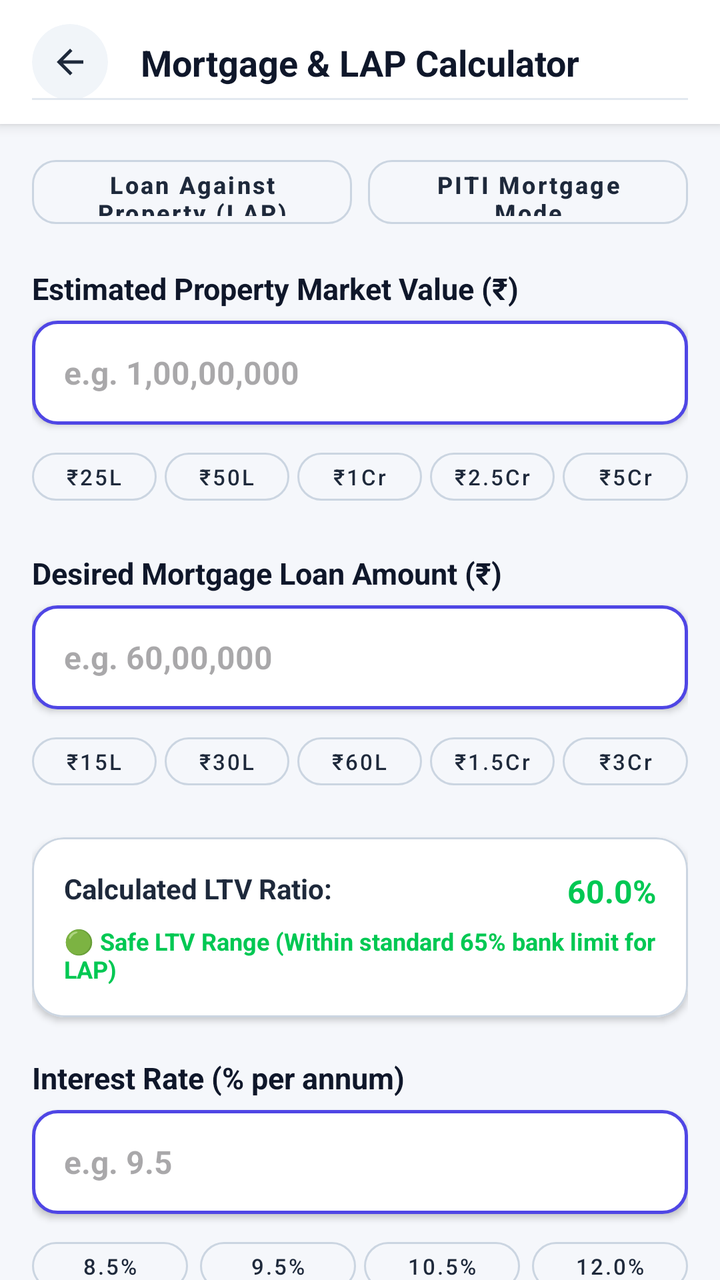
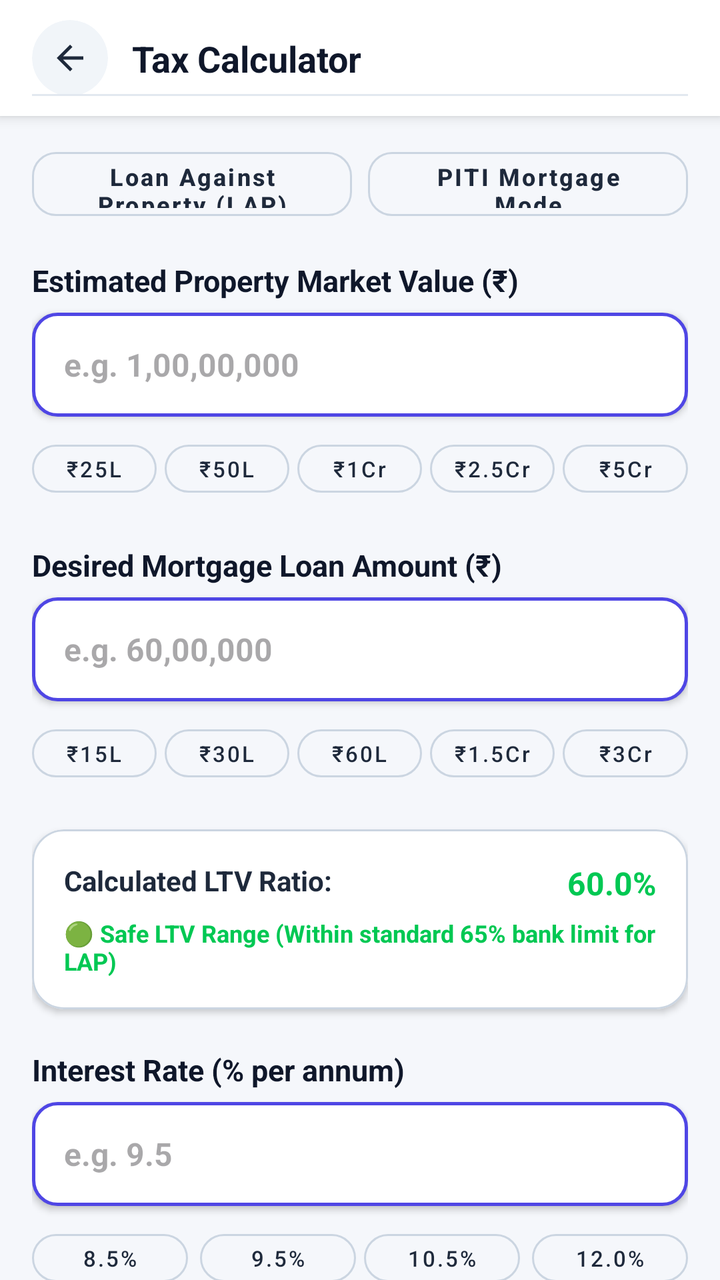

Compare the two renders of this Android layout. The source of the first and the diff that turns it into the second are given below.
<!-- AndroidManifest.xml: application theme Theme.Calculatoremi -->
<!-- res/layout/activity_mortgage_loan.xml -->
<?xml version="1.0" encoding="utf-8"?>
<LinearLayout
    xmlns:android="http://schemas.android.com/apk/res/android"
    xmlns:app="http://schemas.android.com/apk/res-auto"
    android:layout_width="match_parent"
    android:layout_height="match_parent"
    android:background="#F5F7FB"
    android:orientation="vertical">

    
    <androidx.constraintlayout.widget.ConstraintLayout
        android:id="@+id/calculatorHeader"
        android:layout_width="match_parent"
        android:layout_height="wrap_content"
        android:minHeight="55dp"
        android:background="@android:color/white"
        android:elevation="4dp"
        android:paddingStart="16dp"
        android:paddingTop="12dp"
        android:paddingEnd="16dp"
        android:paddingBottom="12dp">

        <com.google.android.material.card.MaterialCardView
            android:id="@+id/btnBackContainer"
            android:layout_width="38dp"
            android:layout_height="38dp"
            app:cardBackgroundColor="#F1F5F9"
            app:cardCornerRadius="19dp"
            app:cardElevation="0dp"
            app:strokeWidth="0dp"
            app:layout_constraintBottom_toBottomOf="parent"
            app:layout_constraintStart_toStartOf="parent"
            app:layout_constraintTop_toTopOf="parent">

            <ImageView
                android:id="@+id/btnBack"
                android:layout_width="20dp"
                android:layout_height="20dp"
                android:layout_gravity="center"
                android:src="@drawable/ic_arrow_back"
                app:tint="#1E293B" />
        </com.google.android.material.card.MaterialCardView>

        <TextView
            android:id="@+id/txtTitle"
            android:layout_width="wrap_content"
            android:layout_height="wrap_content"
            android:text="Mortgage &amp; LAP Calculator"
            android:textColor="#0F172A"
            android:textSize="18sp"
            android:textStyle="bold"
            app:layout_constraintBottom_toBottomOf="parent"
            app:layout_constraintEnd_toEndOf="parent"
            app:layout_constraintStart_toStartOf="parent"
            app:layout_constraintTop_toTopOf="parent" />

        <View
            android:layout_width="match_parent"
            android:layout_height="1dp"
            android:background="#E2E8F0"
            app:layout_constraintBottom_toBottomOf="parent" />
    </androidx.constraintlayout.widget.ConstraintLayout>

    <androidx.core.widget.NestedScrollView
        android:id="@+id/scrollViewMortgageLoan"
        android:layout_width="match_parent"
        android:layout_height="0dp"
        android:layout_weight="1"
        android:clipToPadding="false"
        android:fillViewport="true"
        android:paddingBottom="36dp">

        <LinearLayout
            android:layout_width="match_parent"
            android:layout_height="wrap_content"
            android:orientation="vertical"
            android:paddingHorizontal="@dimen/screen_padding"
            android:paddingTop="12dp">

            
            <LinearLayout
                android:layout_width="match_parent"
                android:layout_height="wrap_content"
                android:layout_marginBottom="16dp"
                android:orientation="horizontal"
                android:weightSum="2">

                <com.google.android.material.button.MaterialButton
                    android:id="@+id/btnModeLap"
                    style="@style/Widget.MaterialComponents.Button.OutlinedButton"
                    android:layout_width="0dp"
                    android:layout_height="44dp"
                    android:layout_weight="1"
                    android:layout_marginEnd="4dp"
                    android:text="Loan Against Property (LAP)"
                    android:textAllCaps="false"
                    android:textColor="#1E293B"
                    android:textSize="12sp"
                    android:textStyle="bold"
                    app:strokeColor="#CBD5E1"
                    app:cornerRadius="12dp" />

                <com.google.android.material.button.MaterialButton
                    android:id="@+id/btnModePiti"
                    style="@style/Widget.MaterialComponents.Button.OutlinedButton"
                    android:layout_width="0dp"
                    android:layout_height="44dp"
                    android:layout_weight="1"
                    android:layout_marginStart="4dp"
                    android:text="PITI Mortgage Mode"
                    android:textAllCaps="false"
                    android:textColor="#1E293B"
                    android:textSize="12sp"
                    android:textStyle="bold"
                    app:strokeColor="#CBD5E1"
                    app:cornerRadius="12dp" />

            </LinearLayout>

            
            <TextView
                android:layout_width="wrap_content"
                android:layout_height="wrap_content"
                android:layout_marginBottom="6dp"
                android:text="Estimated Property Market Value (₹)"
                android:textColor="#0F172A"
                android:textSize="15sp"
                android:textStyle="bold" />

            <EditText
                android:id="@+id/etPropertyValue"
                android:layout_width="match_parent"
                android:layout_height="52dp"
                android:background="@drawable/numeric_input_border"
                android:elevation="2dp"
                android:hint="e.g. 1,00,00,000"
                android:inputType="numberDecimal"
                android:paddingHorizontal="16dp"
                android:textColor="#0F172A"
                android:textSize="16sp"
                android:textStyle="bold" />

            
            <LinearLayout
                android:layout_width="match_parent"
                android:layout_height="wrap_content"
                android:layout_marginTop="8dp"
                android:layout_marginBottom="20dp"
                android:orientation="horizontal"
                android:weightSum="5">

                <com.google.android.material.button.MaterialButton
                    android:id="@+id/chipProp25L"
                    style="@style/Widget.MaterialComponents.Button.OutlinedButton"
                    android:layout_width="0dp"
                    android:layout_height="36dp"
                    android:layout_weight="1"
                    android:layout_marginEnd="2dp"
                    android:padding="0dp"
                    android:text="₹25L"
                    android:textAllCaps="false"
                    android:textColor="#1E293B"
                    android:textSize="11sp"
                    app:strokeColor="#CBD5E1"
                    app:cornerRadius="18dp" />

                <com.google.android.material.button.MaterialButton
                    android:id="@+id/chipProp50L"
                    style="@style/Widget.MaterialComponents.Button.OutlinedButton"
                    android:layout_width="0dp"
                    android:layout_height="36dp"
                    android:layout_weight="1"
                    android:layout_marginHorizontal="2dp"
                    android:padding="0dp"
                    android:text="₹50L"
                    android:textAllCaps="false"
                    android:textColor="#1E293B"
                    android:textSize="11sp"
                    app:strokeColor="#CBD5E1"
                    app:cornerRadius="18dp" />

                <com.google.android.material.button.MaterialButton
                    android:id="@+id/chipProp1Cr"
                    style="@style/Widget.MaterialComponents.Button.OutlinedButton"
                    android:layout_width="0dp"
                    android:layout_height="36dp"
                    android:layout_weight="1"
                    android:layout_marginHorizontal="2dp"
                    android:padding="0dp"
                    android:text="₹1Cr"
                    android:textAllCaps="false"
                    android:textColor="#1E293B"
                    android:textSize="11sp"
                    app:strokeColor="#CBD5E1"
                    app:cornerRadius="18dp" />

                <com.google.android.material.button.MaterialButton
                    android:id="@+id/chipProp2_5Cr"
                    style="@style/Widget.MaterialComponents.Button.OutlinedButton"
                    android:layout_width="0dp"
                    android:layout_height="36dp"
                    android:layout_weight="1"
                    android:layout_marginHorizontal="2dp"
                    android:padding="0dp"
                    android:text="₹2.5Cr"
                    android:textAllCaps="false"
                    android:textColor="#1E293B"
                    android:textSize="11sp"
                    app:strokeColor="#CBD5E1"
                    app:cornerRadius="18dp" />

                <com.google.android.material.button.MaterialButton
                    android:id="@+id/chipProp5Cr"
                    style="@style/Widget.MaterialComponents.Button.OutlinedButton"
                    android:layout_width="0dp"
                    android:layout_height="36dp"
                    android:layout_weight="1"
                    android:layout_marginStart="2dp"
                    android:padding="0dp"
                    android:text="₹5Cr"
                    android:textAllCaps="false"
                    android:textColor="#1E293B"
                    android:textSize="11sp"
                    app:strokeColor="#CBD5E1"
                    app:cornerRadius="18dp" />

            </LinearLayout>

            
            <TextView
                android:layout_width="wrap_content"
                android:layout_height="wrap_content"
                android:layout_marginBottom="6dp"
                android:text="Desired Mortgage Loan Amount (₹)"
                android:textColor="#0F172A"
                android:textSize="15sp"
                android:textStyle="bold" />

            <EditText
                android:id="@+id/editTextNumber"
                android:layout_width="match_parent"
                android:layout_height="52dp"
                android:background="@drawable/numeric_input_border"
                android:elevation="2dp"
                android:hint="e.g. 60,00,000"
                android:inputType="numberDecimal"
                android:paddingHorizontal="16dp"
                android:textColor="#0F172A"
                android:textSize="16sp"
                android:textStyle="bold" />

            
            <LinearLayout
                android:layout_width="match_parent"
                android:layout_height="wrap_content"
                android:layout_marginTop="8dp"
                android:layout_marginBottom="20dp"
                android:orientation="horizontal"
                android:weightSum="5">

                <com.google.android.material.button.MaterialButton
                    android:id="@+id/chipLoan15L"
                    style="@style/Widget.MaterialComponents.Button.OutlinedButton"
                    android:layout_width="0dp"
                    android:layout_height="36dp"
                    android:layout_weight="1"
                    android:layout_marginEnd="2dp"
                    android:padding="0dp"
                    android:text="₹15L"
                    android:textAllCaps="false"
                    android:textColor="#1E293B"
                    android:textSize="11sp"
                    app:strokeColor="#CBD5E1"
                    app:cornerRadius="18dp" />

                <com.google.android.material.button.MaterialButton
                    android:id="@+id/chipLoan30L"
                    style="@style/Widget.MaterialComponents.Button.OutlinedButton"
                    android:layout_width="0dp"
                    android:layout_height="36dp"
                    android:layout_weight="1"
                    android:layout_marginHorizontal="2dp"
                    android:padding="0dp"
                    android:text="₹30L"
                    android:textAllCaps="false"
                    android:textColor="#1E293B"
                    android:textSize="11sp"
                    app:strokeColor="#CBD5E1"
                    app:cornerRadius="18dp" />

                <com.google.android.material.button.MaterialButton
                    android:id="@+id/chipLoan60L"
                    style="@style/Widget.MaterialComponents.Button.OutlinedButton"
                    android:layout_width="0dp"
                    android:layout_height="36dp"
                    android:layout_weight="1"
                    android:layout_marginHorizontal="2dp"
                    android:padding="0dp"
                    android:text="₹60L"
                    android:textAllCaps="false"
                    android:textColor="#1E293B"
                    android:textSize="11sp"
                    app:strokeColor="#CBD5E1"
                    app:cornerRadius="18dp" />

                <com.google.android.material.button.MaterialButton
                    android:id="@+id/chipLoan1_5Cr"
                    style="@style/Widget.MaterialComponents.Button.OutlinedButton"
                    android:layout_width="0dp"
                    android:layout_height="36dp"
                    android:layout_weight="1"
                    android:layout_marginHorizontal="2dp"
                    android:padding="0dp"
                    android:text="₹1.5Cr"
                    android:textAllCaps="false"
                    android:textColor="#1E293B"
                    android:textSize="11sp"
                    app:strokeColor="#CBD5E1"
                    app:cornerRadius="18dp" />

                <com.google.android.material.button.MaterialButton
                    android:id="@+id/chipLoan3Cr"
                    style="@style/Widget.MaterialComponents.Button.OutlinedButton"
                    android:layout_width="0dp"
                    android:layout_height="36dp"
                    android:layout_weight="1"
                    android:layout_marginStart="2dp"
                    android:padding="0dp"
                    android:text="₹3Cr"
                    android:textAllCaps="false"
                    android:textColor="#1E293B"
                    android:textSize="11sp"
                    app:strokeColor="#CBD5E1"
                    app:cornerRadius="18dp" />

            </LinearLayout>

            
            <com.google.android.material.card.MaterialCardView
                android:layout_width="match_parent"
                android:layout_height="wrap_content"
                android:layout_marginBottom="20dp"
                app:cardBackgroundColor="#FFFFFF"
                app:cardCornerRadius="16dp"
                app:cardElevation="2dp"
                app:strokeColor="#CBD5E1"
                app:strokeWidth="1dp">

                <LinearLayout
                    android:layout_width="match_parent"
                    android:layout_height="wrap_content"
                    android:orientation="vertical"
                    android:padding="16dp">

                    <RelativeLayout
                        android:layout_width="match_parent"
                        android:layout_height="wrap_content">

                        <TextView
                            android:layout_width="wrap_content"
                            android:layout_height="wrap_content"
                            android:text="Calculated LTV Ratio:"
                            android:textColor="#1E293B"
                            android:textSize="14sp"
                            android:textStyle="bold" />

                        <TextView
                            android:id="@+id/txtLtvRatioDisplay"
                            android:layout_width="wrap_content"
                            android:layout_height="wrap_content"
                            android:layout_alignParentEnd="true"
                            android:text="60.0%"
                            android:textColor="#00C853"
                            android:textSize="16sp"
                            android:textStyle="bold" />
                    </RelativeLayout>

                    <TextView
                        android:id="@+id/txtLtvStatusNotice"
                        android:layout_width="match_parent"
                        android:layout_height="wrap_content"
                        android:layout_marginTop="6dp"
                        android:text="🟢 Safe LTV Range (Within standard 65% bank limit for LAP)"
                        android:textColor="#00C853"
                        android:textSize="12sp"
                        android:textStyle="bold" />

                </LinearLayout>
            </com.google.android.material.card.MaterialCardView>

            
            <LinearLayout
                android:id="@+id/containerPitiInputs"
                android:layout_width="match_parent"
                android:layout_height="wrap_content"
                android:orientation="vertical"
                android:visibility="gone">

                <TextView
                    android:layout_width="wrap_content"
                    android:layout_height="wrap_content"
                    android:layout_marginBottom="6dp"
                    android:text="Annual Property Tax (₹ / Year)"
                    android:textColor="#0F172A"
                    android:textSize="15sp"
                    android:textStyle="bold" />

                <EditText
                    android:id="@+id/etAnnualTax"
                    android:layout_width="match_parent"
                    android:layout_height="52dp"
                    android:layout_marginBottom="16dp"
                    android:background="@drawable/numeric_input_border"
                    android:elevation="2dp"
                    android:hint="e.g. 24,000"
                    android:inputType="numberDecimal"
                    android:paddingHorizontal="16dp"
                    android:textColor="#0F172A"
                    android:textSize="16sp"
                    android:textStyle="bold" />

                <TextView
                    android:layout_width="wrap_content"
                    android:layout_height="wrap_content"
                    android:layout_marginBottom="6dp"
                    android:text="Annual Homeowner Insurance (₹ / Year)"
                    android:textColor="#0F172A"
                    android:textSize="15sp"
                    android:textStyle="bold" />

                <EditText
                    android:id="@+id/etAnnualInsurance"
                    android:layout_width="match_parent"
                    android:layout_height="52dp"
                    android:layout_marginBottom="20dp"
                    android:background="@drawable/numeric_input_border"
                    android:elevation="2dp"
                    android:hint="e.g. 12,000"
                    android:inputType="numberDecimal"
                    android:paddingHorizontal="16dp"
                    android:textColor="#0F172A"
                    android:textSize="16sp"
                    android:textStyle="bold" />

            </LinearLayout>

            
            <TextView
                android:layout_width="wrap_content"
                android:layout_height="wrap_content"
                android:layout_marginBottom="6dp"
                android:text="Interest Rate (% per annum)"
                android:textColor="#0F172A"
                android:textSize="15sp"
                android:textStyle="bold" />

            <EditText
                android:id="@+id/editTextNumber2"
                android:layout_width="match_parent"
                android:layout_height="52dp"
                android:background="@drawable/numeric_input_border"
                android:elevation="2dp"
                android:hint="e.g. 9.5"
                android:inputType="numberDecimal"
                android:paddingHorizontal="16dp"
                android:textColor="#0F172A"
                android:textSize="16sp"
                android:textStyle="bold" />

            
            <LinearLayout
                android:layout_width="match_parent"
                android:layout_height="wrap_content"
                android:layout_marginTop="8dp"
                android:layout_marginBottom="20dp"
                android:orientation="horizontal"
                android:weightSum="4">

                <com.google.android.material.button.MaterialButton
                    android:id="@+id/chipRate8_5"
                    style="@style/Widget.MaterialComponents.Button.OutlinedButton"
                    android:layout_width="0dp"
                    android:layout_height="36dp"
                    android:layout_weight="1"
                    android:layout_marginEnd="4dp"
                    android:padding="0dp"
                    android:text="8.5%"
                    android:textAllCaps="false"
                    android:textColor="#1E293B"
                    android:textSize="11sp"
                    app:strokeColor="#CBD5E1"
                    app:cornerRadius="18dp" />

                <com.google.android.material.button.MaterialButton
                    android:id="@+id/chipRate9_5"
                    style="@style/Widget.MaterialComponents.Button.OutlinedButton"
                    android:layout_width="0dp"
                    android:layout_height="36dp"
                    android:layout_weight="1"
                    android:layout_marginHorizontal="2dp"
                    android:padding="0dp"
                    android:text="9.5%"
                    android:textAllCaps="false"
                    android:textColor="#1E293B"
                    android:textSize="11sp"
                    app:strokeColor="#CBD5E1"
                    app:cornerRadius="18dp" />

                <com.google.android.material.button.MaterialButton
                    android:id="@+id/chipRate10_5"
                    style="@style/Widget.MaterialComponents.Button.OutlinedButton"
                    android:layout_width="0dp"
                    android:layout_height="36dp"
                    android:layout_weight="1"
                    android:layout_marginHorizontal="2dp"
                    android:padding="0dp"
                    android:text="10.5%"
                    android:textAllCaps="false"
                    android:textColor="#1E293B"
                    android:textSize="11sp"
                    app:strokeColor="#CBD5E1"
                    app:cornerRadius="18dp" />

                <com.google.android.material.button.MaterialButton
                    android:id="@+id/chipRate12_0"
                    style="@style/Widget.MaterialComponents.Button.OutlinedButton"
                    android:layout_width="0dp"
                    android:layout_height="36dp"
                    android:layout_weight="1"
                    android:layout_marginStart="4dp"
                    android:padding="0dp"
                    android:text="12.0%"
                    android:textAllCaps="false"
                    android:textColor="#1E293B"
                    android:textSize="11sp"
                    app:strokeColor="#CBD5E1"
                    app:cornerRadius="18dp" />

            </LinearLayout>

            
            <RelativeLayout
                android:layout_width="match_parent"
                android:layout_height="wrap_content"
                android:layout_marginBottom="6dp">

                <TextView
                    android:id="@+id/txtLoanTermLabel"
                    android:layout_width="wrap_content"
                    android:layout_height="wrap_content"
                    android:layout_alignParentStart="true"
                    android:text="Loan Duration (5 to 30 Yrs)"
                    android:textColor="#0F172A"
                    android:textSize="15sp"
                    android:textStyle="bold" />
            </RelativeLayout>

            <com.example.calculatoremi.views.LoanTenureSelectorView
                android:id="@+id/loanTenureSelector"
                android:layout_width="match_parent"
                android:layout_height="wrap_content"
                android:layout_marginBottom="24dp" />

            
            <TextView
                android:layout_width="wrap_content"
                android:layout_height="wrap_content"
                android:layout_marginBottom="6dp"
                android:text="Mortgage Disbursal Date"
                android:textColor="#0F172A"
                android:textSize="15sp"
                android:textStyle="bold" />

            <androidx.constraintlayout.widget.ConstraintLayout
                android:id="@+id/startDateContainer"
                android:layout_width="match_parent"
                android:layout_height="52dp"
                android:layout_marginBottom="24dp"
                android:background="@drawable/numeric_input_border"
                android:clickable="true"
                android:focusable="true"
                android:paddingHorizontal="16dp">

                <TextView
                    android:id="@+id/txtSelectedDate"
                    android:layout_width="wrap_content"
                    android:layout_height="wrap_content"
                    android:text="24 Jul, 2026"
                    android:textColor="#0F172A"
                    android:textSize="15sp"
                    android:textStyle="bold"
                    app:layout_constraintBottom_toBottomOf="parent"
                    app:layout_constraintStart_toStartOf="parent"
                    app:layout_constraintTop_toTopOf="parent" />

                <ImageView
                    android:id="@+id/imgCalendar"
                    android:layout_width="22dp"
                    android:layout_height="22dp"
                    android:src="@drawable/ic_calendar"
                    app:layout_constraintBottom_toBottomOf="parent"
                    app:layout_constraintEnd_toEndOf="parent"
                    app:layout_constraintTop_toTopOf="parent"
                    app:tint="#1A56E4" />

            </androidx.constraintlayout.widget.ConstraintLayout>

            
            <com.google.android.material.button.MaterialButton
                android:id="@+id/btnCalculate"
                android:layout_width="match_parent"
                android:layout_height="54dp"
                android:text="Calculate Mortgage EMI &amp; PITI"
                android:textAllCaps="false"
                android:textSize="16sp"
                android:textStyle="bold"
                app:backgroundTint="#1A56E4"
                app:cornerRadius="16dp" />

            <com.google.android.material.button.MaterialButton
                android:id="@+id/btnReset"
                style="@style/Widget.MaterialComponents.Button.OutlinedButton"
                android:layout_width="match_parent"
                android:layout_height="50dp"
                android:layout_marginTop="10dp"
                android:text="Reset Fields"
                android:textAllCaps="false"
                android:textColor="#1A56E4"
                android:textSize="15sp"
                android:textStyle="bold"
                app:cornerRadius="16dp"
                app:strokeColor="#1A56E4" />

        </LinearLayout>
    </androidx.core.widget.NestedScrollView>

</LinearLayout>
<!-- resources referenced by this layout -->
<resources>
  <dimen name="screen_padding">16dp</dimen>
  <!-- drawable ic_arrow_back (drawable) -->
  <vector xmlns:android="http://schemas.android.com/apk/res/android"
      android:width="24dp"
      android:height="24dp"
      android:viewportWidth="960"
      android:viewportHeight="960">
    <path
        android:pathData="m313,520 l224,224 -57,56 -320,-320 320,-320 57,56 -224,224h487v80L313,520Z"
        android:fillColor="#e3e3e3"/>
  </vector>
  <!-- drawable ic_calendar (drawable) -->
  <vector xmlns:android="http://schemas.android.com/apk/res/android"
      android:width="24dp"
      android:height="24dp"
      android:viewportWidth="24"
      android:viewportHeight="24">
    <path
        android:fillColor="#FF000000"
        android:pathData="M19,4h-1V2h-2v2H8V2H6v2H5C3.89,4 3.01,4.9 3.01,6L3,20c0,1.1 0.89,2 2,2h14c1.1,0 2,-0.9 2,-2V6C21,4.9 20.1,4 19,4zM19,20H5V10h14V20zM9,14H7v-2h2V14zM13,14h-2v-2h2V14zM17,14h-2v-2h2V14zM9,18H7v-2h2V18zM13,18h-2v-2h2V18zM17,18h-2v-2h2V18z"/>
  </vector>
  <!-- drawable numeric_input_border (drawable) -->
  <?xml version="1.0" encoding="utf-8"?>
  <shape xmlns:android="http://schemas.android.com/apk/res/android"
      android:shape="rectangle">
  
      <solid android:color="@color/white"/>
  
      <stroke
          android:width="1.5dp"
          android:color="#4F46E5"/>
  
      <corners android:radius="12dp"/>
  </shape>
  <style name="Theme.Calculatoremi" parent="Base.Theme.Calculatoremi" />
  <color name="white">#FFFFFFFF</color>
  <style name="Base.Theme.Calculatoremi" parent="Theme.Material3.DayNight.NoActionBar">
          <item name="android:statusBarColor">@android:color/transparent</item>
          <item name="android:navigationBarColor">@android:color/transparent</item>
          <item name="android:windowLightStatusBar">false</item>
          <item name="android:windowLightNavigationBar">true</item>
          <item name="colorPrimary">@color/primary</item>
          <item name="colorOnPrimary">#FFFFFF</item>
          <item name="colorSecondary">@color/gradient_accent</item>
          <item name="colorOnSecondary">#FFFFFF</item>
      </style>
  <color name="primary">#4F46E5</color>
  <color name="gradient_accent">#818CF8</color>
</resources>

<!-- the commit's change to res/layout/activity_mortgage_loan.xml (unified diff, before → after) -->
@@ -8,58 +8,7 @@
     android:orientation="vertical">
 
     
-    <androidx.constraintlayout.widget.ConstraintLayout
-        android:id="@+id/calculatorHeader"
-        android:layout_width="match_parent"
-        android:layout_height="wrap_content"
-        android:minHeight="55dp"
-        android:background="@android:color/white"
-        android:elevation="4dp"
-        android:paddingStart="16dp"
-        android:paddingTop="12dp"
-        android:paddingEnd="16dp"
-        android:paddingBottom="12dp">
-
-        <com.google.android.material.card.MaterialCardView
-            android:id="@+id/btnBackContainer"
-            android:layout_width="38dp"
-            android:layout_height="38dp"
-            app:cardBackgroundColor="#F1F5F9"
-            app:cardCornerRadius="19dp"
-            app:cardElevation="0dp"
-            app:strokeWidth="0dp"
-            app:layout_constraintBottom_toBottomOf="parent"
-            app:layout_constraintStart_toStartOf="parent"
-            app:layout_constraintTop_toTopOf="parent">
-
-            <ImageView
-                android:id="@+id/btnBack"
-                android:layout_width="20dp"
-                android:layout_height="20dp"
-                android:layout_gravity="center"
-                android:src="@drawable/ic_arrow_back"
-                app:tint="#1E293B" />
-        </com.google.android.material.card.MaterialCardView>
-
-        <TextView
-            android:id="@+id/txtTitle"
-            android:layout_width="wrap_content"
-            android:layout_height="wrap_content"
-            android:text="Mortgage &amp; LAP Calculator"
-            android:textColor="#0F172A"
-            android:textSize="18sp"
-            android:textStyle="bold"
-            app:layout_constraintBottom_toBottomOf="parent"
-            app:layout_constraintEnd_toEndOf="parent"
-            app:layout_constraintStart_toStartOf="parent"
-            app:layout_constraintTop_toTopOf="parent" />
-
-        <View
-            android:layout_width="match_parent"
-            android:layout_height="1dp"
-            android:background="#E2E8F0"
-            app:layout_constraintBottom_toBottomOf="parent" />
-    </androidx.constraintlayout.widget.ConstraintLayout>
+    <include layout="@layout/layout_calculator_header" />
 
     <androidx.core.widget.NestedScrollView
         android:id="@+id/scrollViewMortgageLoan"
@@ -635,3 +584,63 @@
     </androidx.core.widget.NestedScrollView>
 
 </LinearLayout>
+<!-- res/layout/layout_calculator_header.xml (included above) -->
+<?xml version="1.0" encoding="utf-8"?>
+<androidx.constraintlayout.widget.ConstraintLayout xmlns:android="http://schemas.android.com/apk/res/android"
+    xmlns:app="http://schemas.android.com/apk/res-auto"
+    android:id="@+id/calculatorHeader"
+    android:layout_width="match_parent"
+    android:layout_height="wrap_content"
+    android:minHeight="56dp"
+    android:background="@android:color/white"
+    android:elevation="4dp"
+    android:paddingStart="16dp"
+    android:paddingEnd="16dp"
+    android:paddingTop="10dp"
+    android:paddingBottom="10dp">
+
+    <com.google.android.material.card.MaterialCardView
+        android:id="@+id/btnBackContainer"
+        android:layout_width="38dp"
+        android:layout_height="38dp"
+        app:cardBackgroundColor="#F1F5F9"
+        app:cardCornerRadius="19dp"
+        app:cardElevation="0dp"
+        app:strokeWidth="0dp"
+        app:layout_constraintBottom_toBottomOf="parent"
+        app:layout_constraintStart_toStartOf="parent"
+        app:layout_constraintTop_toTopOf="parent">
+
+        <ImageView
+            android:id="@+id/btnBack"
+            android:layout_width="20dp"
+            android:layout_height="20dp"
+            android:layout_gravity="center"
+            android:src="@drawable/ic_arrow_back"
+            app:tint="#1E293B" />
+    </com.google.android.material.card.MaterialCardView>
+
+    <TextView
+        android:id="@+id/txtTitle"
+        android:layout_width="0dp"
+        android:layout_height="wrap_content"
+        android:layout_marginStart="12dp"
+        android:layout_marginEnd="12dp"
+        android:text="Tax Calculator"
+        android:textColor="#0F172A"
+        android:textSize="18sp"
+        android:textStyle="bold"
+        android:maxLines="1"
+        android:ellipsize="end"
+        app:layout_constraintBottom_toBottomOf="parent"
+        app:layout_constraintEnd_toEndOf="parent"
+        app:layout_constraintStart_toEndOf="@id/btnBackContainer"
+        app:layout_constraintTop_toTopOf="parent" />
+
+    <View
+        android:layout_width="match_parent"
+        android:layout_height="1dp"
+        android:background="#E2E8F0"
+        app:layout_constraintBottom_toBottomOf="parent" />
+
+</androidx.constraintlayout.widget.ConstraintLayout>
<!-- resource entries referenced after the edit -->
@@ -39,7 +39,7 @@
   <style name="Base.Theme.Calculatoremi" parent="Theme.Material3.DayNight.NoActionBar">
           <item name="android:statusBarColor">@android:color/transparent</item>
           <item name="android:navigationBarColor">@android:color/transparent</item>
-          <item name="android:windowLightStatusBar">false</item>
+          <item name="android:windowLightStatusBar">true</item>
           <item name="android:windowLightNavigationBar">true</item>
           <item name="colorPrimary">@color/primary</item>
           <item name="colorOnPrimary">#FFFFFF</item>
